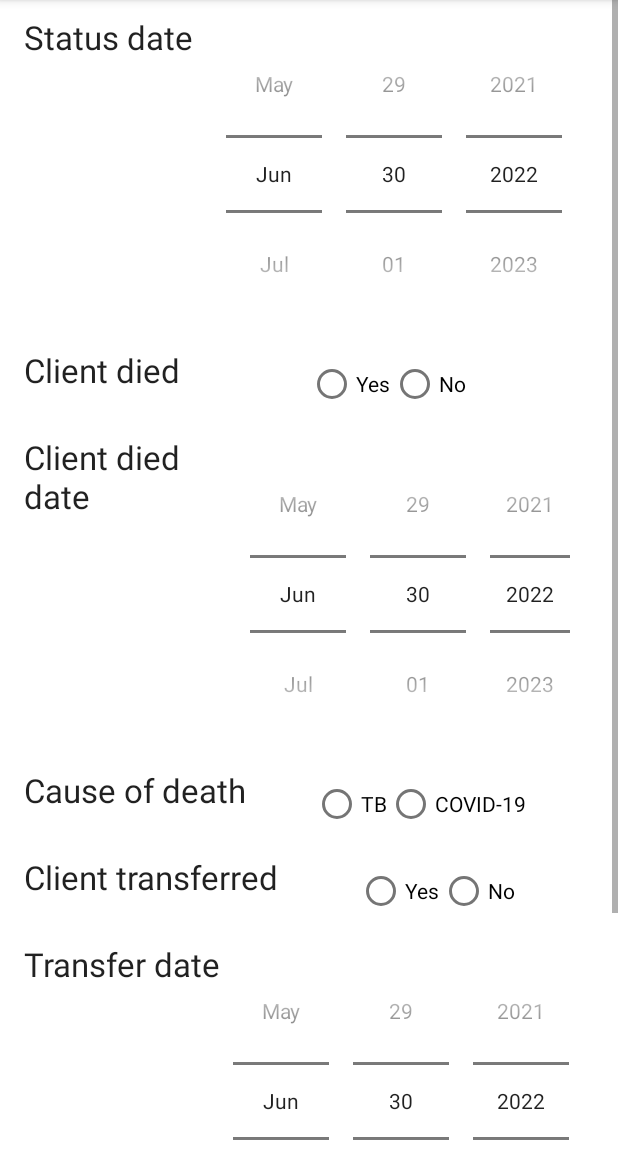
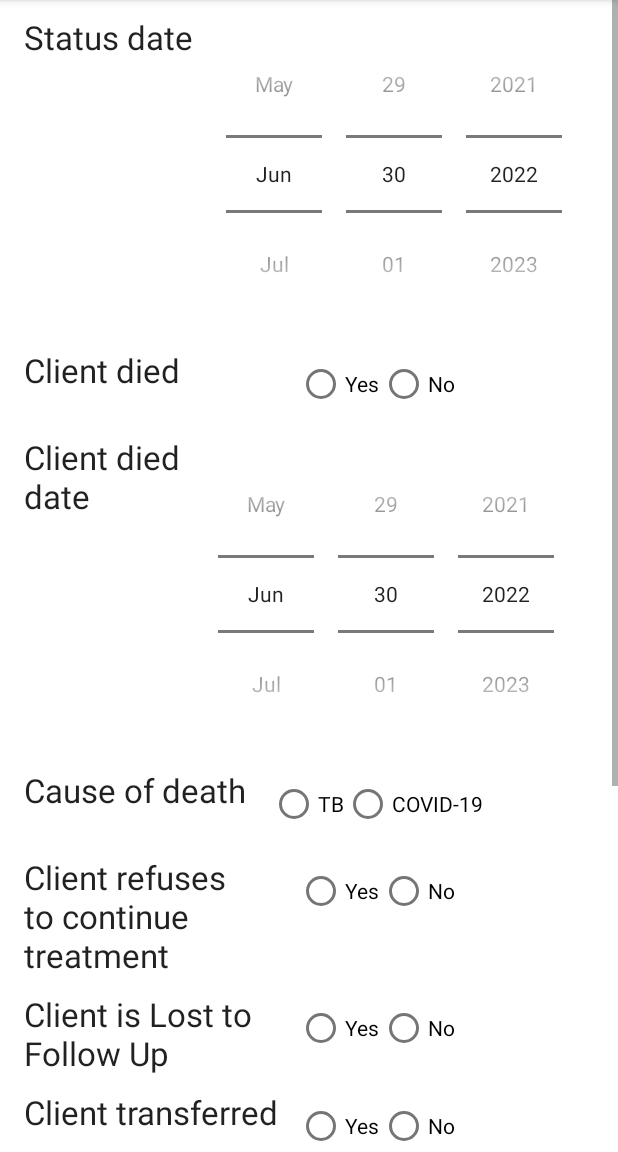
Before and after one commit to jmutale/edots_app, an Android app: the ClientStatusActivity screen opened directly, with no data from a screen before it, on a phone screen of 412 x 824 dp, the part 84-1236 px from its top. Run offline under Robolectric (Android 15) with nearby library versions, the phone set to English and light mode, and no system bars; libraries missing offline, so code that uses them is left out: com.mobsandgeeks.saripaar; 3 statements that could not run were skipped.

Commit message:
Created 2 new fields for client status

```diff
--- a/app/build.gradle
+++ b/app/build.gradle
@@ -50,4 +50,6 @@ dependencies {
     implementation 'de.hdodenhof:circleimageview:2.1.0'
     implementation 'com.mobsandgeeks:android-saripaar:2.0.3'
 
+    implementation(platform("com.squareup.okhttp3:okhttp-bom:4.10.0"))
+
 }
--- a/app/src/main/java/org/chreso/edots/ClientDispensation.java
+++ b/app/src/main/java/org/chreso/edots/ClientDispensation.java
@@ -48,6 +48,10 @@ public class ClientDispensation {
 
     public String getClient_uuid() {
         return client_uuid;
+    }
+
+    public String getCleanNrc(String client_uuid, Context context){
+        return getClientNrcFromUuid(client_uuid, context).replace('/','_');
     }
 
     public void setClient_uuid(String client_uuid) {
@@ -109,7 +113,7 @@ public class ClientDispensation {
         return drugName;
     }
 
-    public String getClientNrcFromUuid(String client_uuid, Context context){
+    private String getClientNrcFromUuid(String client_uuid, Context context){
         dbHandler = new DBHandler(context);
         String clientNrc = dbHandler.getNrcFromClientUuid(client_uuid);
         return clientNrc;
--- a/app/src/main/java/org/chreso/edots/ClientStatusActivity.java
+++ b/app/src/main/java/org/chreso/edots/ClientStatusActivity.java
@@ -32,6 +32,8 @@ public class ClientStatusActivity extends EdotActivity implements Validator.Vali
     private RadioGroup rgClientDied;
     private RadioGroup rgCauseOfDeath;
     private RadioGroup rgTransOut;
+    private RadioGroup rgClientRefusesToContinueTreatment;
+    private RadioGroup rgClientIsLTFU;
     private EditText editTextFacilityTransferredTo;
     @Override
     protected void onCreate(Bundle savedInstanceState) {
@@ -51,6 +53,8 @@ public class ClientStatusActivity extends EdotActivity implements Validator.Vali
 
         rgClientDied = findViewById(R.id.rdgrpClientDied);
         rgCauseOfDeath = findViewById(R.id.rdgrpCauseOfDeath);
+        rgClientRefusesToContinueTreatment = findViewById(R.id.rdgrpClientRefusesToContinueTreatment);
+        rgClientIsLTFU = findViewById(R.id.rdgrpClientIsLTFU);
         rgTransOut = findViewById(R.id.rdgrpClientTransOut);
 
         editTextFacilityTransferredTo = findViewById(R.id.editTextFacilityTransferredTo);
@@ -83,14 +87,18 @@ public class ClientStatusActivity extends EdotActivity implements Validator.Vali
         String clientDied =
                 ((RadioButton)findViewById(rgClientDied.getCheckedRadioButtonId())) == null?"":
                         ((RadioButton)findViewById(rgClientDied.getCheckedRadioButtonId())).getText().toString();
-        String clientDiedDate = clientDied==""?"":getClientDeathDate();
+        String clientDiedDate = clientDied==""?null:getClientDeathDate();
         String causeOfDeath = ((RadioButton)findViewById(rgCauseOfDeath.getCheckedRadioButtonId())) == null?"":
                 ((RadioButton)findViewById(rgCauseOfDeath.getCheckedRadioButtonId())).getText().toString();
+        String clientRefusesTreatment = ((RadioButton)findViewById(rgClientRefusesToContinueTreatment.getCheckedRadioButtonId())) == null?"":
+                ((RadioButton)findViewById(rgClientRefusesToContinueTreatment.getCheckedRadioButtonId())).getText().toString();
+        String clientIsLTFU = ((RadioButton)findViewById(rgClientIsLTFU.getCheckedRadioButtonId())) == null?"":
+                ((RadioButton)findViewById(rgClientIsLTFU.getCheckedRadioButtonId())).getText().toString();
         String transOut = ((RadioButton)findViewById(rgTransOut.getCheckedRadioButtonId())) == null?"":
                 ((RadioButton)findViewById(rgTransOut.getCheckedRadioButtonId())).getText().toString();
-        String clientTransOutDate = transOut == ""?"":getClientTransOutDate();
+        String clientTransOutDate = transOut == ""?null:getClientTransOutDate();
         String facilityTransferredTo = editTextFacilityTransferredTo.getText().toString();
-        dbHandler.saveClientStatusToDatabase(Utils.getNewUuid(),reportingFacility,client_uuid,statusDate,clientDied,clientDiedDate,causeOfDeath,transOut,clientTransOutDate,facilityTransferredTo);
+        dbHandler.saveClientStatusToDatabase(Utils.getNewUuid(),reportingFacility,client_uuid,statusDate,clientDied,clientDiedDate,causeOfDeath,clientRefusesTreatment,clientIsLTFU,transOut,clientTransOutDate,facilityTransferredTo);
         AlertDialog.Builder builder = new AlertDialog.Builder(this)
                 .setTitle("Success")
                 .setMessage("Status successfully saved.")
--- a/app/src/main/res/layout/activity_client_status.xml
+++ b/app/src/main/res/layout/activity_client_status.xml
@@ -42,7 +42,7 @@
         android:layout_marginTop="10dp">
         <TextView
             android:id="@+id/txtClientDied"
-            android:layout_width="wrap_content"
+            android:layout_width="90dp"
             android:layout_height="wrap_content"
             android:layout_weight="1"
             android:text="Client died"
@@ -74,7 +74,7 @@
             android:layout_marginTop="10dp">
             <TextView
                 android:id="@+id/txtClientDiedDate"
-                android:layout_width="wrap_content"
+                android:layout_width="90dp"
                 android:layout_height="wrap_content"
                 android:layout_weight="1"
                 android:text="Client died date"
@@ -97,7 +97,7 @@
             android:layout_marginTop="10dp">
             <TextView
                 android:id="@+id/txtCauseOfDeath"
-                android:layout_width="wrap_content"
+                android:layout_width="90dp"
                 android:layout_height="wrap_content"
                 android:layout_weight="1"
                 android:text="Cause of death"
@@ -120,6 +120,67 @@
             </RadioGroup>
 
         </LinearLayout>
+        <LinearLayout
+            android:layout_width="match_parent"
+            android:layout_height="wrap_content"
+            android:orientation="horizontal"
+            android:weightSum="2"
+            android:layout_marginTop="10dp">
+            <TextView
+                android:id="@+id/txtClientRefusesToContinueTreatment"
+                android:layout_width="90dp"
+                android:layout_height="wrap_content"
+                android:layout_weight="1"
+                android:text="Client refuses to continue treatment"
+                android:textAppearance="?android:attr/textAppearanceLarge" />
+            <RadioGroup
+                android:id="@+id/rdgrpClientRefusesToContinueTreatment"
+                android:layout_width="wrap_content"
+                android:layout_height="wrap_content"
+                android:orientation="horizontal">
+                <RadioButton
+                    android:id="@+id/clientRefusesToContinueTreatmentYes"
+                    android:layout_width="wrap_content"
+                    android:layout_height="wrap_content"
+                    android:text="Yes"/>
+                <RadioButton
+                    android:id="@+id/clientRefusesToContinueTreatmentNo"
+                    android:layout_width="wrap_content"
+                    android:layout_height="wrap_content"
+                    android:text="No"/>
+            </RadioGroup>
+        </LinearLayout>
+
+        <LinearLayout
+            android:layout_width="match_parent"
+            android:layout_height="wrap_content"
+            android:orientation="horizontal"
+            android:weightSum="2"
+            android:layout_marginTop="10dp">
+            <TextView
+                android:id="@+id/txtClientIsLTFU"
+                android:layout_width="90dp"
+                android:layout_height="wrap_content"
+                android:layout_weight="1"
+                android:text="Client is Lost to Follow Up"
+                android:textAppearance="?android:attr/textAppearanceLarge" />
+            <RadioGroup
+                android:id="@+id/rdgrpClientIsLTFU"
+                android:layout_width="wrap_content"
+                android:layout_height="wrap_content"
+                android:orientation="horizontal">
+                <RadioButton
+                    android:id="@+id/clientIsLTFUYes"
+                    android:layout_width="wrap_content"
+                    android:layout_height="wrap_content"
+                    android:text="Yes"/>
+                <RadioButton
+                    android:id="@+id/clientIsLTFUNo"
+                    android:layout_width="wrap_content"
+                    android:layout_height="wrap_content"
+                    android:text="No"/>
+            </RadioGroup>
+        </LinearLayout>
 
     <LinearLayout
         android:layout_width="match_parent"
@@ -129,7 +190,7 @@
         android:layout_marginTop="10dp">
         <TextView
             android:id="@+id/txtClientTransferredOut"
-            android:layout_width="wrap_content"
+            android:layout_width="90dp"
             android:layout_height="wrap_content"
             android:layout_weight="1"
             android:text="Client transferred"
```
Also changed, not shown: app/src/main/java/org/chreso/edots/ApiInterface.java (+4 -4 lines), app/src/main/java/org/chreso/edots/ClientStatus.java (+20 -0 lines), app/src/main/java/org/chreso/edots/ClientStatusEvent.java (+20 -0 lines), app/src/main/java/org/chreso/edots/DBHandler.java (+21 -12 lines), app/src/main/java/org/chreso/edots/SyncOperations.java (+141 -20 lines).
